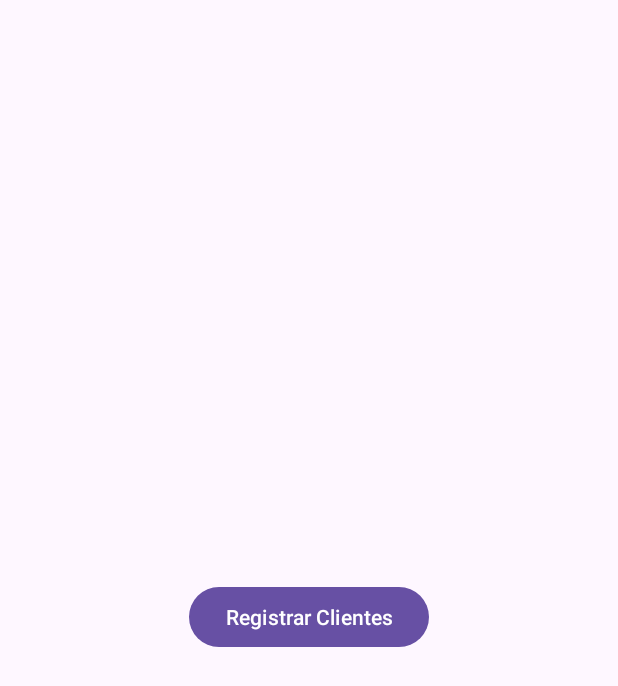
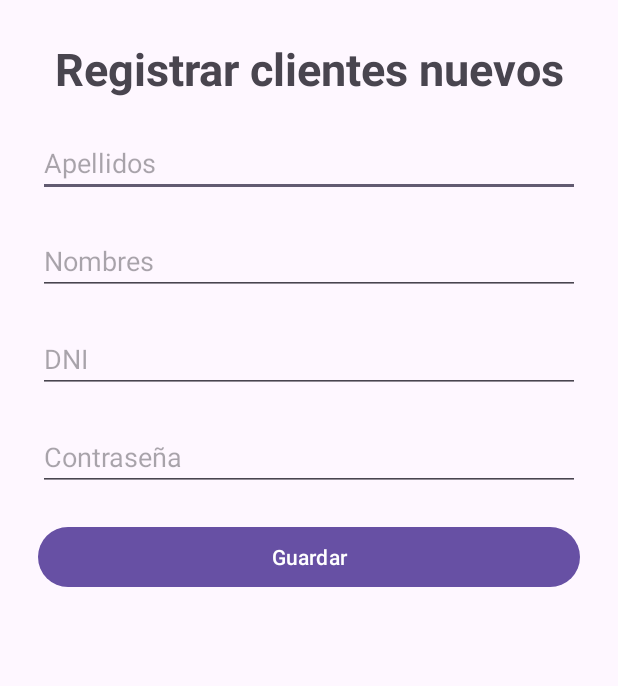
Before and after one commit to JohanLuque/AppVeterinaria, an Android app: the Dashboard screen opened directly, with no data from a screen before it, after a tap on "Registrar Clientes", on a phone screen of 412 x 824 dp. Shown: the top 686 px of the screen. Run offline under Robolectric (Android 15) with nearby library versions, the phone set to English and light mode, and no system bars; our stand-ins replace Volley.

Commit message:
interfaz y logica de guardar clientes

```diff
--- a/app/src/main/java/com/example/veterinaria/Dashboard.java
+++ b/app/src/main/java/com/example/veterinaria/Dashboard.java
@@ -18,7 +18,7 @@ public class Dashboard extends AppCompatActivity {
         btAbrirCliente.setOnClickListener(new View.OnClickListener() {
             @Override
             public void onClick(View view) {
-                abrirActivity(Dashboard.class);
+                abrirActivity(RegistarCliente.class);
             }
         });
     }
--- a/app/src/main/res/layout/activity_registar_cliente.xml
+++ b/app/src/main/res/layout/activity_registar_cliente.xml
@@ -1,9 +1,53 @@
 <?xml version="1.0" encoding="utf-8"?>
-<androidx.constraintlayout.widget.ConstraintLayout xmlns:android="http://schemas.android.com/apk/res/android"
-    xmlns:app="http://schemas.android.com/apk/res-auto"
+<LinearLayout xmlns:app="http://schemas.android.com/apk/res-auto"
     xmlns:tools="http://schemas.android.com/tools"
+    xmlns:android="http://schemas.android.com/apk/res/android"
     android:layout_width="match_parent"
     android:layout_height="match_parent"
+    android:orientation="vertical"
+    android:padding="25dp"
     tools:context=".RegistarCliente">
+    <TextView
+        android:text="Registrar clientes nuevos"
+        android:textAlignment="center"
+        android:textStyle="bold"
+        android:textSize="30dp"
+        android:layout_marginBottom="20dp"
+        android:layout_width="match_parent"
+        android:layout_height="wrap_content"/>
+    <EditText
+        android:id="@+id/etApellidos"
+        android:hint="Apellidos"
+        android:inputType="text"
+        android:layout_marginBottom="20dp"
+        android:layout_width="match_parent"
+        android:layout_height="wrap_content"/>
 
-</androidx.constraintlayout.widget.ConstraintLayout>
+    <EditText
+        android:id="@+id/etNombres"
+        android:hint="Nombres"
+        android:inputType="text"
+        android:layout_marginBottom="20dp"
+        android:layout_width="match_parent"
+        android:layout_height="wrap_content"/>
+
+    <EditText
+        android:id="@+id/etDni"
+        android:hint="DNI"
+        android:inputType="phone"
+        android:layout_marginBottom="20dp"
+        android:layout_width="match_parent"
+        android:layout_height="wrap_content"/>
+    <EditText
+        android:id="@+id/etClave"
+        android:hint="Contraseña"
+        android:inputType="textPassword"
+        android:layout_marginBottom="20dp"
+        android:layout_width="match_parent"
+        android:layout_height="wrap_content"/>
+    <Button
+        android:id="@+id/btGuardarCliente"
+        android:text="Guardar"
+        android:layout_width="match_parent"
+        android:layout_height="wrap_content"/>
+</LinearLayout>
```
Also changed, not shown: app/src/main/java/com/example/veterinaria/Login.java (+5 -5 lines), app/src/main/java/com/example/veterinaria/RegistarCliente.java (+123 -0 lines).
